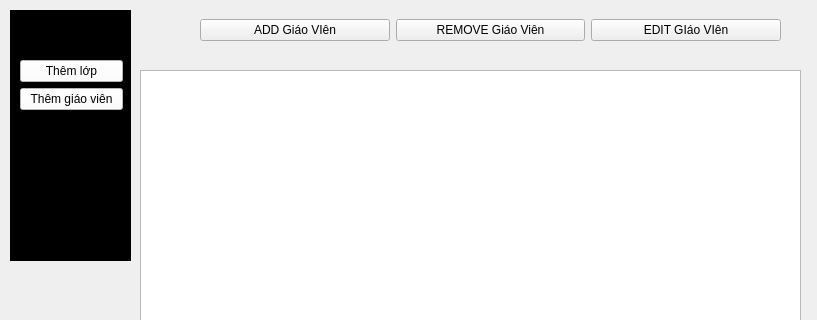
ahiendz/School-Management-System, file Ui/admin_themgiaovien.ui: the form before one commit; both pictures show x 0 to 817 and y 0 to 320 of the 817 by 609 pixel window.
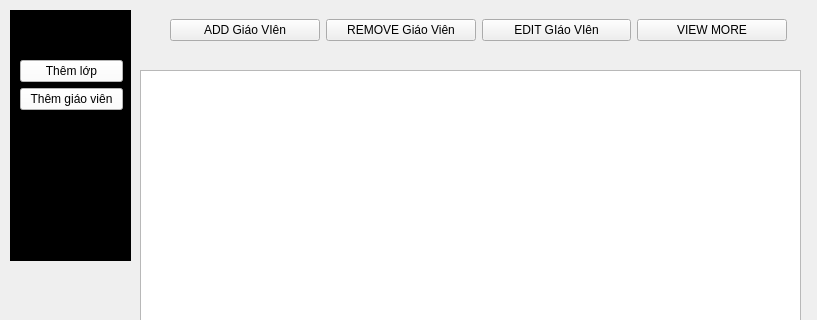
The form after the commit.

Commit message: đã xong edit, và view =)). Quá mệt

```diff
--- a/Ui/admin_themgiaovien.ui
+++ b/Ui/admin_themgiaovien.ui
@@ -17,9 +17,9 @@
    <widget class="QWidget" name="layoutWidget">
     <property name="geometry">
      <rect>
-      <x>200</x>
+      <x>170</x>
       <y>0</y>
-      <width>581</width>
+      <width>617</width>
       <height>61</height>
      </rect>
     </property>
@@ -54,6 +54,16 @@
        </property>
       </widget>
      </item>
+     <item>
+      <widget class="QPushButton" name="view_btn">
+       <property name="styleSheet">
+        <string notr="true">font: 20pt &quot;MS Shell Dlg 2&quot;;</string>
+       </property>
+       <property name="text">
+        <string>VIEW MORE</string>
+       </property>
+      </widget>
+     </item>
     </layout>
    </widget>
    <widget class="QWidget" name="widget" native="true">
```
The commit also changes 13 other files.
